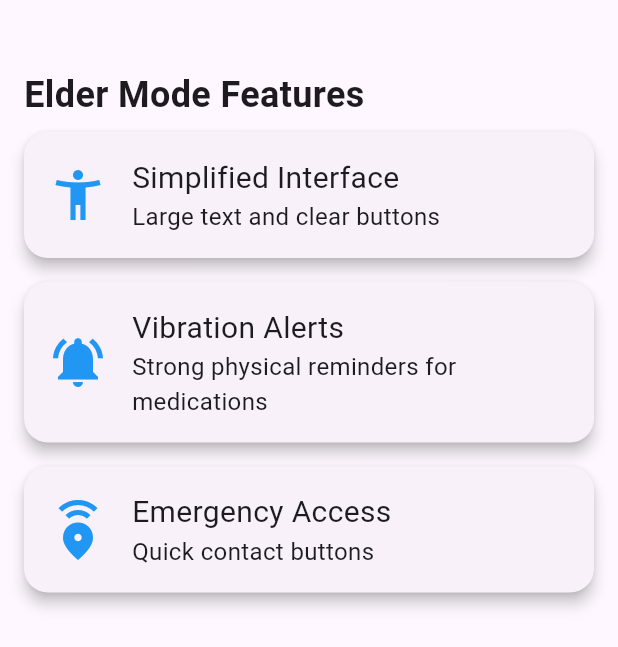
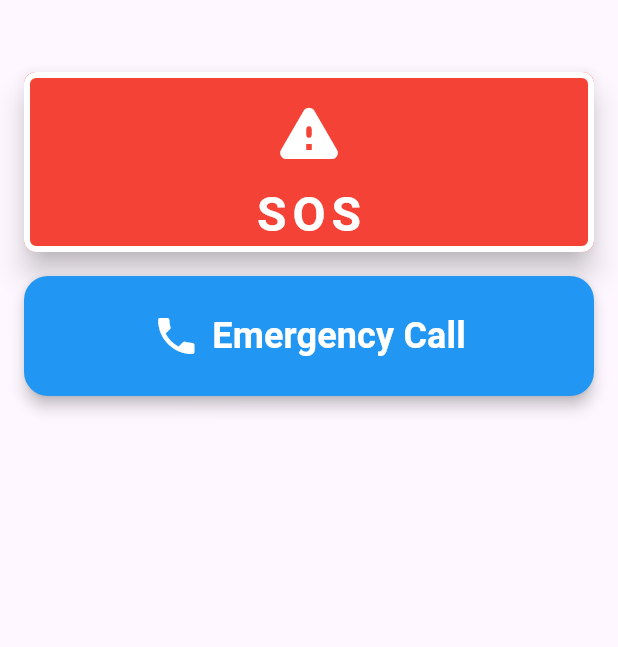
Before and after one commit to Emir2099/eldapal, a Flutter app: the ElderModeEnabledScreen screen opened directly, on a phone screen of 412 x 824 dp. Shown: the top 647 px of the screen. Run offline on Flutter 3.47's test engine with Material 3 defaults, Android fonts, the phone set to English and light mode, and no system bars; our stand-ins replace audioplayers, charts_flutter, just_audio, vibration; missing offline and left inert: health.

Commit message:
Add emergency features to Elder Mode; implement SOS button and emergency call functionality

```diff
--- a/lib/screens/elders/elder_mode_enabled_screen.dart
+++ b/lib/screens/elders/elder_mode_enabled_screen.dart
@@ -5,6 +5,7 @@ import 'package:provider/provider.dart';
 import 'package:vibration/vibration.dart';
 import 'package:audioplayers/audioplayers.dart';
 import 'package:flutter/services.dart';
+import 'package:url_launcher/url_launcher.dart';
 import '/providers/medications.dart';
 import '/models/medication_model.dart';
 
@@ -15,7 +16,45 @@ class ElderModeEnabledScreen extends StatefulWidget {
   State<ElderModeEnabledScreen> createState() => _ElderModeEnabledScreenState();
 }
 
+class OctagonBorder extends ShapeBorder {
+  const OctagonBorder();
+
+  @override
+  EdgeInsetsGeometry get dimensions => EdgeInsets.zero;
+
+  @override
+  Path getInnerPath(Rect rect, {TextDirection? textDirection}) {
+    return getOuterPath(rect, textDirection: textDirection);
+  }
+
+  @override
+  Path getOuterPath(Rect rect, {TextDirection? textDirection}) {
+    final size = rect.shortestSide;
+    final double inset = size * 0.2;
+    return Path()
+      ..moveTo(rect.left + inset, rect.top)
+      ..lineTo(rect.right - inset, rect.top)
+      ..lineTo(rect.right, rect.top + inset)
+      ..lineTo(rect.right, rect.bottom - inset)
+      ..lineTo(rect.right - inset, rect.bottom)
+      ..lineTo(rect.left + inset, rect.bottom)
+      ..lineTo(rect.left, rect.bottom - inset)
+      ..lineTo(rect.left, rect.top + inset)
+      ..close();
+  }
+
+  @override
+  void paint(Canvas canvas, Rect rect, {TextDirection? textDirection}) {}
+
+  @override
+  ShapeBorder scale(double t) => this;
+}
+
+
 class _ElderModeEnabledScreenState extends State<ElderModeEnabledScreen> {
+  // Add emergency contact number
+  static const String emergencyNumber = 'tel:+12134117687'; // Replace with actual number
+
   late Timer _vibrationTimer;
   bool _hasVibrator = false;
   final AudioPlayer _audioPlayer = AudioPlayer();
@@ -34,6 +73,8 @@ class _ElderModeEnabledScreenState extends State<ElderModeEnabledScreen> {
     });
   }
 
+
+
   Future<void> _loadBeepSound() async {
     try {
       await _audioPlayer.setReleaseMode(ReleaseMode.loop); // For continuous beeping
@@ -43,6 +84,8 @@ class _ElderModeEnabledScreenState extends State<ElderModeEnabledScreen> {
       debugPrint('Error loading beep sound: $e');
     }
   }
+
+
 
   void _checkMedicationAndAlert() {
     final medProvider = Provider.of<MedicationsProvider>(context, listen: false);
@@ -138,8 +181,9 @@ class _ElderModeEnabledScreenState extends State<ElderModeEnabledScreen> {
                     return const SizedBox.shrink();
                   },
                 ),
-                const SizedBox(height: 30),
-                _buildFeatureSection(),
+                const SizedBox(height: 16),
+                _buildEmergencySection(), // Add the emergency section
+                const SizedBox(height: 16),
               ],
             ),
           ),
@@ -301,32 +345,6 @@ class _ElderModeEnabledScreenState extends State<ElderModeEnabledScreen> {
     );
   }
 
-  Widget _buildFeatureSection() {
-    return Column(
-      crossAxisAlignment: CrossAxisAlignment.start,
-      children: [
-        const Text(
-          'Elder Mode Features',
-          style: TextStyle(fontSize: 24, fontWeight: FontWeight.bold),
-        ),
-        _buildFeatureCard(
-          icon: Icons.accessibility_new,
-          title: 'Simplified Interface',
-          description: 'Large text and clear buttons',
-        ),
-        _buildFeatureCard(
-          icon: Icons.notifications_active,
-          title: 'Vibration Alerts',
-          description: 'Strong physical reminders for medications',
-        ),
-        _buildFeatureCard(
-          icon: Icons.emergency_share,
-          title: 'Emergency Access',
-          description: 'Quick contact buttons',
-        ),
-      ],
-    );
-  }
 
   Widget _buildFeatureCard({
     required IconData icon,
@@ -386,4 +404,131 @@ class _ElderModeEnabledScreenState extends State<ElderModeEnabledScreen> {
     }
     return closest;
   }
+
+  Future<void> _triggerTripleVibration() async {
+    for (int i = 0; i < 5; i++) {
+      await HapticFeedback.heavyImpact();
+      await Future.delayed(const Duration(milliseconds: 220));
+    }
+  }
+
+  void _handleSOSPress() async {
+    await _triggerTripleVibration();
+    ScaffoldMessenger.of(context).showSnackBar(
+      const SnackBar(
+        content: Text(
+          'Emergency SOS Activated!',
+          style: TextStyle(fontSize: 18),
+        ),
+        backgroundColor: Colors.red,
+        duration: Duration(seconds: 3),
+      ),
+    );
+    // TODO: Implement actual emergency contact logic
+  }
+
+  void _handleEmergencyCall() async {
+    final Uri phoneUri = Uri.parse(emergencyNumber);
+    try {
+      if (!await launchUrl(phoneUri, mode: LaunchMode.platformDefault)) {
+        if (mounted) {
+          ScaffoldMessenger.of(context).showSnackBar(
+            const SnackBar(
+              content: Text(
+                'Could not initiate emergency call',
+                style: TextStyle(fontSize: 18),
+              ),
+              backgroundColor: Colors.red,
+              duration: Duration(seconds: 2),
+            ),
+          );
+        }
+      }
+    } catch (e) {
+      if (mounted) {
+        ScaffoldMessenger.of(context).showSnackBar(
+          SnackBar(
+            content: Text(
+              'Error: ${e.toString()}',
+              style: const TextStyle(fontSize: 18),
+            ),
+            backgroundColor: Colors.red,
+            duration: const Duration(seconds: 2),
+          ),
+        );
+      }
+    }
+  }
+
+  Widget _buildEmergencySection() {
+    return Container(
+      margin: const EdgeInsets.symmetric(vertical: 16),
+      child: Column(
+        children: [
+          // SOS Button
+          Container(
+            margin: const EdgeInsets.only(bottom: 16),
+            width: double.infinity,
+            height: 120,
+            child: ElevatedButton(
+              onPressed: _handleSOSPress,
+              style: ElevatedButton.styleFrom(
+                backgroundColor: Colors.red,
+                shape: const RoundedRectangleBorder(borderRadius: BorderRadius.all(Radius.circular(8))),
+                side: const BorderSide(
+                  color: Colors.white,
+                  width: 4,
+                ),
+                elevation: 8,
+              ),
+              child: const Column(
+                mainAxisAlignment: MainAxisAlignment.center,
+                children: [
+                  Icon(
+                    Icons.warning_rounded,
+                    size: 48,
+                    color: Colors.white,
+                  ),
+                  SizedBox(height: 8),
+                  Text(
+                    'SOS',
+                    style: TextStyle(
+                      fontSize: 32,
+                      fontWeight: FontWeight.bold,
+                      color: Colors.white,
+                      letterSpacing: 4,
+                    ),
+                  ),
+                ],
+              ),
+            ),
+          ),
+          // Emergency Call Button
+          SizedBox(
+            width: double.infinity,
+            height: 80,
+            child: ElevatedButton.icon(
+              onPressed: _handleEmergencyCall,
+              style: ElevatedButton.styleFrom(
+                backgroundColor: Colors.blue,
+                foregroundColor: Colors.white,
+                shape: RoundedRectangleBorder(
+                  borderRadius: BorderRadius.circular(16),
+                ),
+                elevation: 4,
+              ),
+              icon: const Icon(Icons.phone, size: 32),
+              label: const Text(
+                'Emergency Call',
+                style: TextStyle(
+                  fontSize: 24,
+                  fontWeight: FontWeight.bold,
+                ),
+              ),
+            ),
+          ),
+        ],
+      ),
+    );
+  }
 }
```
